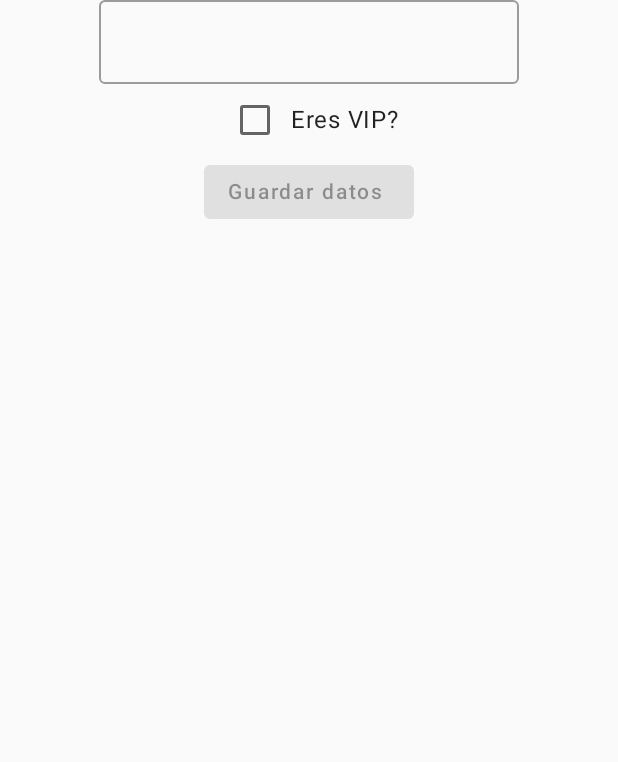
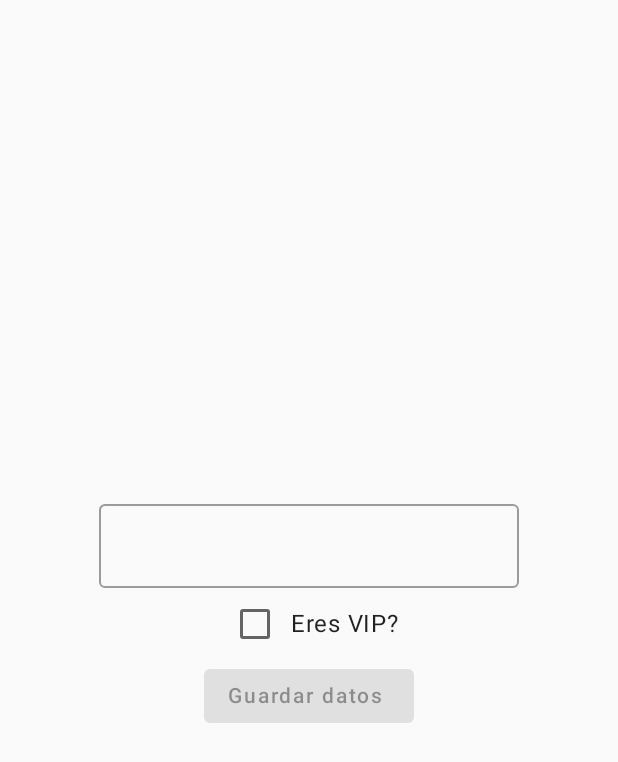
Before and after one commit to GennerGR/PruebasV, an Android app built with Jetpack Compose: the screen it shows after launch (MainActivity), after a tap on "ProfileScreen", on a phone screen of 412 x 824 dp. Shown: the top 762 px of the screen. Run offline under Robolectric (Android 15) with nearby library versions, the phone set to English and light mode, and no system bars; our stand-ins replace Voyager; libraries missing offline, so code that uses them is left out: com.russhwolf.settings.

Commit message:
Navegacion -- ProfileScreen to ProfileResultScreen

```diff
--- a/composeApp/src/commonMain/kotlin/com/gnr/pruebasv/settings/ProfileScreen.kt
+++ b/composeApp/src/commonMain/kotlin/com/gnr/pruebasv/settings/ProfileScreen.kt
@@ -2,6 +2,7 @@ package com.gnr.pruebasv.settings
 
 import androidx.compose.foundation.layout.Column
 import androidx.compose.foundation.layout.Row
+import androidx.compose.foundation.layout.Spacer
 import androidx.compose.foundation.layout.fillMaxSize
 import androidx.compose.material.Button
 import androidx.compose.material.Checkbox
@@ -15,6 +16,8 @@ import androidx.compose.runtime.setValue
 import androidx.compose.ui.Alignment
 import androidx.compose.ui.Modifier
 import cafe.adriel.voyager.core.screen.Screen
+import cafe.adriel.voyager.navigator.LocalNavigator
+import cafe.adriel.voyager.navigator.currentOrThrow
 import com.russhwolf.settings.Settings
 import com.russhwolf.settings.set
 
@@ -30,6 +33,8 @@ class ProfileScreen : Screen {
     @Composable
     override fun Content() {
 
+        val navigator = LocalNavigator.currentOrThrow
+
         var name by remember { mutableStateOf("") }
         var isVip by remember { mutableStateOf(false) }
 
@@ -37,6 +42,7 @@ class ProfileScreen : Screen {
             modifier = Modifier.fillMaxSize(),
             horizontalAlignment = Alignment.CenterHorizontally
         ) {
+            Spacer(modifier = Modifier.weight(1f))
             OutlinedTextField(value = name, onValueChange = { name = it })
             Row(verticalAlignment = Alignment.CenterVertically) {
                 Checkbox(checked = isVip, onCheckedChange = { isVip = it })
@@ -45,9 +51,11 @@ class ProfileScreen : Screen {
             Button(onClick = {
                 settings[KEY_NAME] = name
                 settings[KEY_VIP] = isVip
+                navigator.push(ProfileResultScreen())
             }, enabled = name.isNotEmpty()) {
                 Text("Guardar datos ")
             }
+            Spacer(modifier = Modifier.weight(1f))
         }
     }
 }
```
Also changed, not shown: composeApp/src/commonMain/kotlin/com/gnr/pruebasv/settings/ProfileResultScreen.kt (added, +12 -0 lines).
